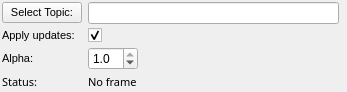
Before: the Qt Designer form mapviz_plugins/ui/occupancy_grid_config.ui in Eurecat/mapviz, drawn with Qt 5.
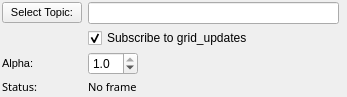
After: the same form once the commit is applied.

The edit to the form file:
```diff
--- a/mapviz_plugins/ui/occupancy_grid_config.ui
+++ b/mapviz_plugins/ui/occupancy_grid_config.ui
@@ -73,18 +73,6 @@
      </property>
     </widget>
    </item>
-   <item row="3" column="0">
-    <widget class="QLabel" name="label_4">
-     <property name="font">
-      <font>
-       <pointsize>8</pointsize>
-      </font>
-     </property>
-     <property name="text">
-      <string>Apply updates:</string>
-     </property>
-    </widget>
-   </item>
    <item row="2" column="1">
     <widget class="QLineEdit" name="topic_grid">
      <property name="font">
@@ -97,7 +85,7 @@
    <item row="3" column="1">
     <widget class="QCheckBox" name="checkbox_update">
      <property name="text">
-      <string/>
+      <string>Subscribe to grid_updates</string>
      </property>
      <property name="checked">
       <bool>true</bool>
```
